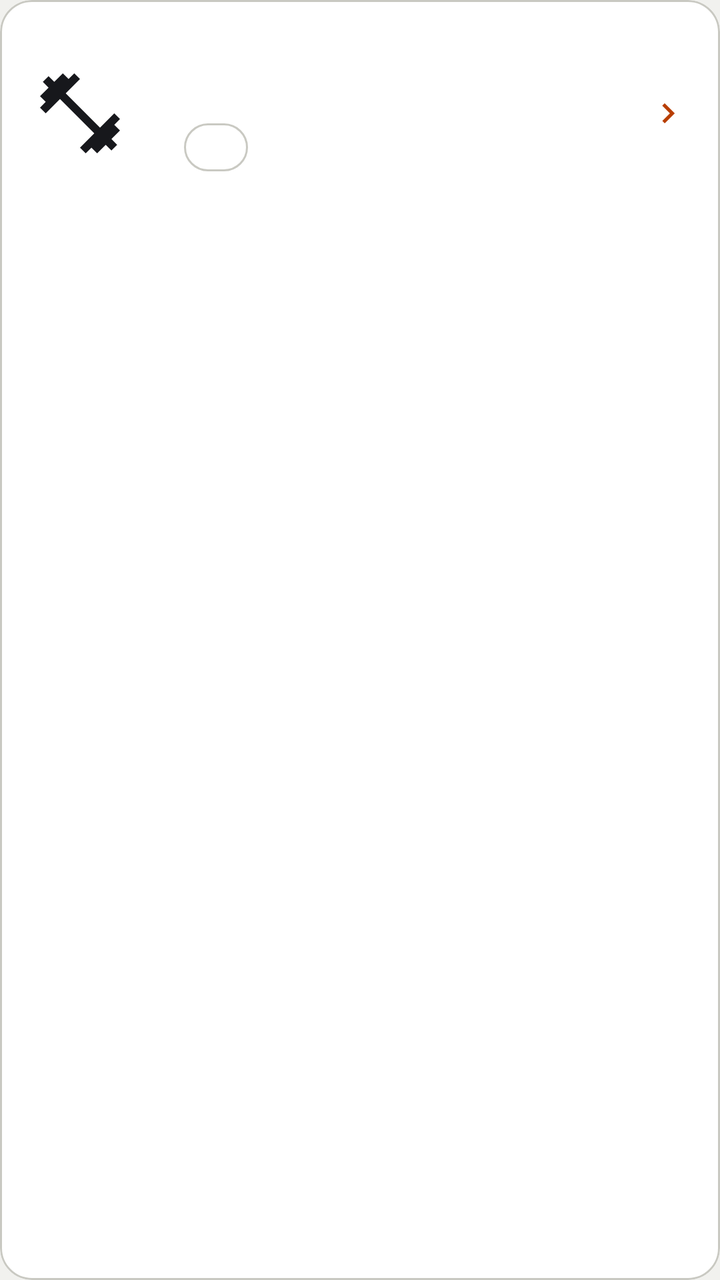
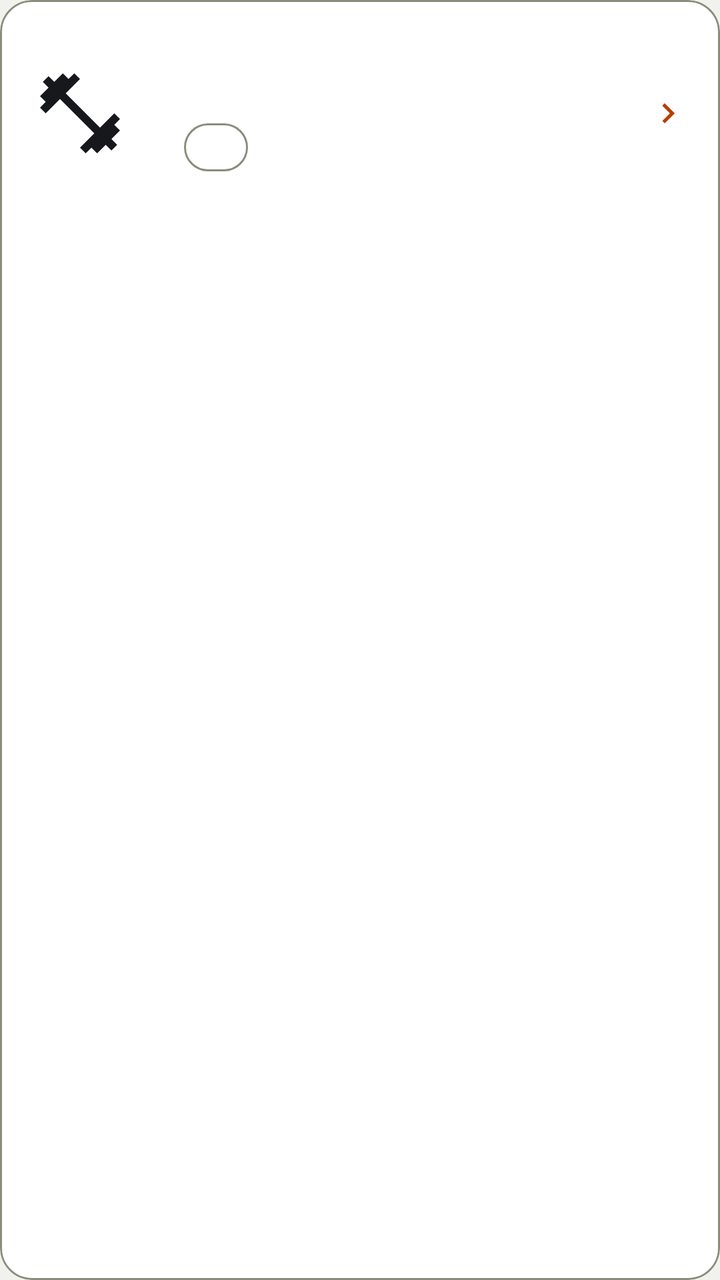

Compare the two renders of this Android layout. The source of the first and the diff that turns it into the second are given below.
<!-- AndroidManifest.xml: application theme Theme.GymProFit -->
<!-- res/layout/item_ejercicio_seleccionado.xml -->
<?xml version="1.0" encoding="utf-8"?>
<com.google.android.material.card.MaterialCardView
    xmlns:android="http://schemas.android.com/apk/res/android"
    xmlns:app="http://schemas.android.com/apk/res-auto"
    android:layout_width="match_parent"
    android:layout_height="wrap_content"
    android:layout_marginBottom="10dp"
    android:clickable="true"
    android:focusable="true"
    android:foreground="?attr/selectableItemBackground"
    app:cardCornerRadius="16dp"
    app:cardElevation="0dp"
    app:cardBackgroundColor="?attr/colorSurface">

    
    <LinearLayout
        android:layout_width="match_parent"
        android:layout_height="wrap_content"
        android:orientation="horizontal"
        android:padding="16dp"
        android:gravity="center_vertical">

        
        <ImageView
            android:id="@+id/ivIconoEjercicio"
            android:layout_width="48dp"
            android:layout_height="48dp"
            android:src="@drawable/ic_ejercicios"
            android:contentDescription="@null" />

        <LinearLayout
            android:layout_width="0dp"
            android:layout_height="wrap_content"
            android:layout_weight="1"
            android:layout_marginStart="14dp"
            android:orientation="vertical">

            <TextView
                android:id="@+id/tvNombreSeleccionado"
                android:layout_width="wrap_content"
                android:layout_height="wrap_content"
                android:textSize="@dimen/text_subtitle"
                android:textStyle="bold"
                android:textColor="?attr/colorOnSurface" />

            <TextView
                android:id="@+id/tvDescripcionSeleccionado"
                android:layout_width="wrap_content"
                android:layout_height="wrap_content"
                android:layout_marginTop="2dp"
                android:textSize="@dimen/text_caption"
                android:textColor="?attr/colorOnSurface"
                android:alpha="0.6"
                android:maxLines="1"
                android:ellipsize="end"
                android:visibility="gone" />

            
            <LinearLayout
                android:layout_width="wrap_content"
                android:layout_height="wrap_content"
                android:layout_marginTop="8dp"
                android:orientation="horizontal">

                <com.google.android.material.chip.Chip
                    android:id="@+id/chipDificultad"
                    android:layout_width="wrap_content"
                    android:layout_height="wrap_content"
                    android:textSize="@dimen/text_eyebrow"
                    app:chipMinHeight="24dp"
                    android:clickable="false"
                    android:focusable="false"
                    android:visibility="gone"
                    style="@style/Widget.Material3.Chip.Assist" />

                

                <com.google.android.material.chip.Chip
                    android:id="@+id/chipSeriesReps"
                    android:layout_width="wrap_content"
                    android:layout_height="wrap_content"
                    android:layout_marginStart="6dp"
                    android:textSize="@dimen/text_eyebrow"
                    android:textStyle="bold"
                    app:chipMinHeight="24dp"
                    android:clickable="false"
                    android:focusable="false"
                    style="@style/Widget.Material3.Chip.Suggestion" />

            </LinearLayout>

        </LinearLayout>

        
        <ImageView
            android:id="@+id/btnEliminarSeleccionado"
            android:layout_width="36dp"
            android:layout_height="36dp"
            android:layout_marginStart="4dp"
            android:src="@drawable/ic_close"
            android:tint="?attr/colorOnSurface"
            android:padding="6dp"
            android:background="?attr/selectableItemBackgroundBorderless"
            android:clickable="true"
            android:focusable="true"
            android:visibility="gone"
            android:contentDescription="@null" />

        
        <ImageView
            android:id="@+id/ivChevron"
            android:layout_width="20dp"
            android:layout_height="20dp"
            android:layout_marginStart="4dp"
            android:src="@drawable/ic_chevron_right"
            android:contentDescription="@null" />

    </LinearLayout>

</com.google.android.material.card.MaterialCardView>
<!-- resources referenced by this layout -->
<resources>
  <dimen name="text_caption">15sp</dimen>
  <dimen name="text_eyebrow">12sp</dimen>
  <dimen name="text_subtitle">19sp</dimen>
  <style name="Theme.GymProFit" parent="Theme.Material3.DayNight.NoActionBar">
          
          <item name="colorPrimary">@color/gp_primary</item>
          <item name="colorOnPrimary">@color/gp_on_primary</item>
          <item name="colorPrimaryContainer">@color/gp_primary_container</item>
          <item name="colorOnPrimaryContainer">@color/gp_on_primary_container</item>
          <item name="colorSecondary">@color/gp_gold</item>
          <item name="colorSurface">@color/gp_surface</item>
          <item name="colorOnSurface">@color/gp_on_surface</item>
          <item name="colorSurfaceVariant">@color/gp_surface_2</item>
          <item name="colorOnSurfaceVariant">@color/gp_text_secondary</item>
          <item name="colorOutline">@color/gp_stroke</item>
          <item name="colorOutlineVariant">@color/gp_stroke</item>
          <item name="colorError">@color/gp_error</item>
          <item name="android:colorBackground">@color/gp_background</item>
          <item name="android:windowBackground">@color/gp_background</item>
          <item name="android:textColorPrimary">@color/gp_on_surface</item>
          <item name="android:textColorSecondary">@color/gp_text_secondary</item>
  
          
          <item name="android:statusBarColor">@color/gp_background</item>
          <item name="android:navigationBarColor">@color/gp_background</item>
          <item name="android:windowLightStatusBar">true</item>
  
          
          <item name="android:windowAnimationStyle">@style/GymProFit.WindowAnimation</item>
  
          
          <item name="materialCardViewStyle">@style/Widget.GymProFit.Card</item>
          <item name="materialButtonStyle">@style/Widget.GymProFit.Button</item>
          <item name="chipStyle">@style/Widget.GymProFit.Chip</item>
          <item name="bottomNavigationStyle">@style/Widget.GymProFit.BottomNavigationView</item>
          <item name="floatingActionButtonStyle">@style/Widget.GymProFit.Fab</item>
          <item name="materialAlertDialogTheme">@style/ThemeOverlay.GymProFit.Dialog</item>
          <item name="popupMenuStyle">@style/Widget.GymProFit.PopupMenu</item>
          <item name="android:popupMenuStyle">@style/Widget.GymProFit.PopupMenu</item>
          <item name="snackbarStyle">@style/Widget.GymProFit.Snackbar</item>
  
          
          
          <item name="textAppearanceDisplayLarge">@style/Font.GymProFit.DisplayLarge</item>
          <item name="textAppearanceDisplayMedium">@style/Font.GymProFit.DisplayMedium</item>
          <item name="textAppearanceDisplaySmall">@style/Font.GymProFit.DisplaySmall</item>
          <item name="textAppearanceHeadlineLarge">@style/Font.GymProFit.HeadlineLarge</item>
          <item name="textAppearanceHeadlineMedium">@style/Font.GymProFit.HeadlineMedium</item>
          <item name="textAppearanceHeadlineSmall">@style/Font.GymProFit.HeadlineSmall</item>
          <item name="textAppearanceTitleLarge">@style/Font.GymProFit.TitleLarge</item>
          <item name="textAppearanceTitleMedium">@style/Font.GymProFit.TitleMedium</item>
          <item name="textAppearanceTitleSmall">@style/Font.GymProFit.TitleSmall</item>
          <item name="textAppearanceBodyLarge">@style/Font.GymProFit.BodyLarge</item>
          <item name="textAppearanceBodyMedium">@style/Font.GymProFit.BodyMedium</item>
          <item name="textAppearanceBodySmall">@style/Font.GymProFit.BodySmall</item>
          <item name="textAppearanceLabelLarge">@style/Font.GymProFit.LabelLarge</item>
          <item name="textAppearanceLabelMedium">@style/Font.GymProFit.LabelMedium</item>
          <item name="textAppearanceLabelSmall">@style/Font.GymProFit.LabelSmall</item>
      </style>
  <color name="gp_primary">#B83E00</color>
  <color name="gp_gold">#B58A2A</color>
  <color name="gp_surface">#FFFFFF</color>
  <color name="gp_stroke">#C9C9C2</color>
  <color name="gp_error">#C62828</color>
  <!-- unchanged entries left out for length: 36 -->
</resources>

<!-- the commit's change to res/layout/item_ejercicio_seleccionado.xml (unified diff, before → after) -->
@@ -49,8 +49,7 @@
                 android:layout_height="wrap_content"
                 android:layout_marginTop="2dp"
                 android:textSize="@dimen/text_caption"
-                android:textColor="?attr/colorOnSurface"
-                android:alpha="0.6"
+                android:textColor="?attr/colorOnSurfaceVariant"
                 android:maxLines="1"
                 android:ellipsize="end"
                 android:visibility="gone" />
<!-- resource entries referenced after the edit -->
@@ -15,7 +15,7 @@
           <item name="colorSurfaceVariant">@color/gp_surface_2</item>
           <item name="colorOnSurfaceVariant">@color/gp_text_secondary</item>
           <item name="colorOutline">@color/gp_stroke</item>
-          <item name="colorOutlineVariant">@color/gp_stroke</item>
+          <item name="colorOutlineVariant">@color/gp_divider</item>
           <item name="colorError">@color/gp_error</item>
           <item name="android:colorBackground">@color/gp_background</item>
           <item name="android:windowBackground">@color/gp_background</item>
@@ -60,9 +60,10 @@
           <item name="textAppearanceLabelSmall">@style/Font.GymProFit.LabelSmall</item>
       </style>
   <color name="gp_primary">#B83E00</color>
-  <color name="gp_gold">#B58A2A</color>
+  <color name="gp_gold">#AE8528</color>
   <color name="gp_surface">#FFFFFF</color>
-  <color name="gp_stroke">#C9C9C2</color>
+  <color name="gp_stroke">#8C8C7D</color>
+  <color name="gp_divider">#C9C9C2</color>
   <color name="gp_error">#C62828</color>
   <!-- unchanged entries left out for length: 36 -->
 </resources>
